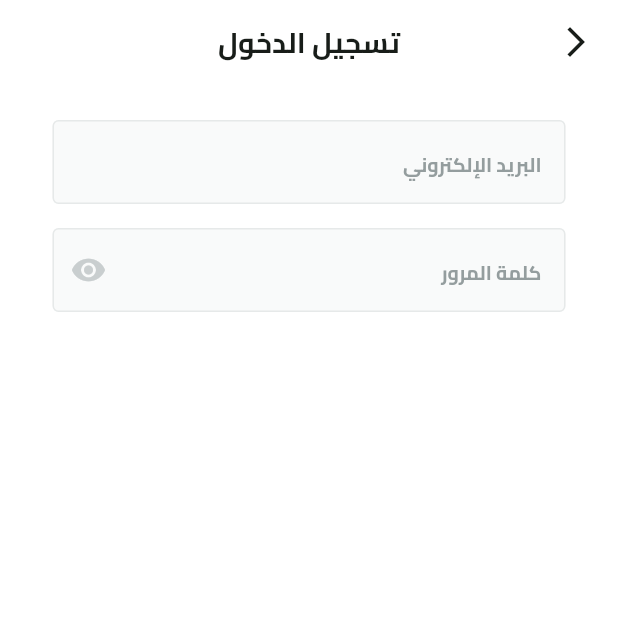
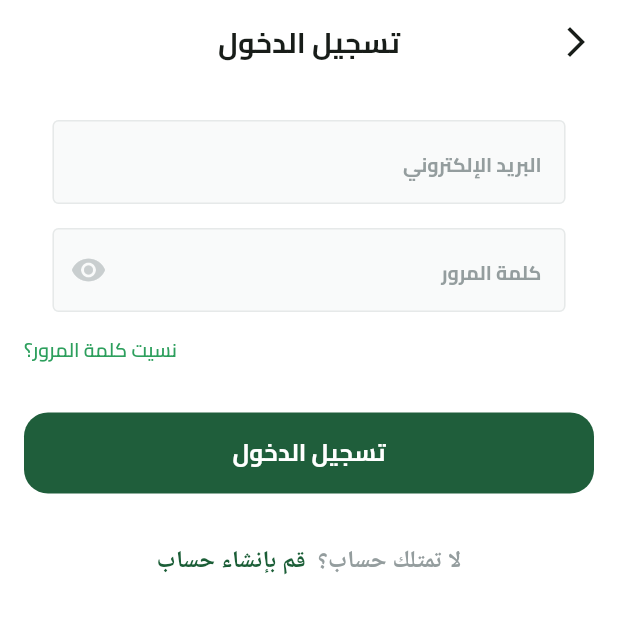
Before and after one commit to MoAbdullahConQ/Fruit-Hub, a Flutter app: the screen it shows after launch, after a tap on "تخط", on a phone screen of 412 x 824 dp, the top half of it. Run offline on Flutter 3.47's test engine with Material 3 defaults, Android fonts, the phone set to English and light mode, and no system bars; our stand-ins replace dots_indicator, flutter_svg, shared_preferences.

Commit message:
Login ui part 4 create forget pass and button and sign up text

```diff
--- a/lib/core/utils/app_colors.dart
+++ b/lib/core/utils/app_colors.dart
@@ -2,5 +2,6 @@ import 'package:flutter/widgets.dart';
 
 abstract class AppColors {
   static const Color primaryColor = Color(0xff1f5e3b);
+  static const Color lightPrimaryColor = Color(0xFF2D9F5D);
   static const Color secoundryColor = Color(0xffF4A91F);
 }
--- a/lib/core/utils/app_text_style.dart
+++ b/lib/core/utils/app_text_style.dart
@@ -79,6 +79,10 @@ abstract class TextStyles {
     fontWeight: FontWeight.w600,
     fontSize: 13,
   );
+  static const TextStyle semiBold16 = TextStyle(
+    fontWeight: FontWeight.w600,
+    fontSize: 16,
+  );
 
   static const TextStyle bold13 = TextStyle(
     fontWeight: FontWeight.w700,
--- a/lib/core/widgets/custom_button.dart
+++ b/lib/core/widgets/custom_button.dart
@@ -1,4 +1,5 @@
 import 'package:ecommerce_app/core/utils/app_colors.dart';
+import 'package:ecommerce_app/core/utils/app_text_style.dart';
 import 'package:flutter/material.dart';
 
 class CustomButton extends StatelessWidget {
@@ -13,19 +14,18 @@ class CustomButton extends StatelessWidget {
       height: 54,
       width: double.infinity,
       child: TextButton(
-
         style: TextButton.styleFrom(
-
           shape: RoundedRectangleBorder(
-            borderRadius: BorderRadius.circular(16)
+            borderRadius: BorderRadius.circular(16),
           ),
 
-          backgroundColor: AppColors.primaryColor
+          backgroundColor: AppColors.primaryColor,
         ),
         onPressed: onPressed,
-        child: Text(text, style: TextStyle(
-          color: Colors.white
-        )),
+        child: Text(
+          text,
+          style: TextStyles.bold16.copyWith(color: Colors.white),
+        ),
       ),
     );
   }
--- a/lib/features/auth/presentation/views/widgets/login_view_body.dart
+++ b/lib/features/auth/presentation/views/widgets/login_view_body.dart
@@ -1,4 +1,7 @@
 import 'package:ecommerce_app/constants.dart';
+import 'package:ecommerce_app/core/utils/app_colors.dart';
+import 'package:ecommerce_app/core/utils/app_text_style.dart';
+import 'package:ecommerce_app/core/widgets/custom_button.dart';
 import 'package:ecommerce_app/features/auth/presentation/views/widgets/custom_text_form_field.dart';
 import 'package:flutter/material.dart';
 
@@ -28,6 +31,47 @@ class LoginViewBody extends StatelessWidget {
                 hintText: 'كلمة المرور',
                 keyboardType: TextInputType.visiblePassword,
               ),
+              SizedBox(height: 16),
+              Row(
+                mainAxisAlignment: MainAxisAlignment.end,
+                children: [
+                  Text(
+                    'نسيت كلمة المرور؟',
+                    style: TextStyles.semiBold13.copyWith(
+                      color: AppColors.lightPrimaryColor,
+                    ),
+                  ),
+                ],
+              ),
+              SizedBox(height: 32),
+              CustomButton(onPressed: () {}, text: 'تسجيل الدخول'),
+              SizedBox(height: 33),
+              Text.rich(
+                TextSpan(
+                  children: [
+                    TextSpan(
+                      text: 'لا تمتلك حساب؟ ',
+                      style: TextStyles.semiBold16.copyWith(
+                        color: Color(0xFF949D9E),
+                      ),
+                    ),
+                    TextSpan(
+                      text: ' ',
+                      style: TextStyles.semiBold16.copyWith(
+                        color: Color(0xFF616A6B),
+                      ),
+                    ),
+                    TextSpan(
+                      text: 'قم بإنشاء حساب',
+                      style: TextStyles.semiBold16.copyWith(
+                        color: Color(0xFF1B5E37),
+                      ),
+                    ),
+                  ],
+                ),
+              ),
+                            SizedBox(height: 33),
+
             ],
           ),
         ),
```
